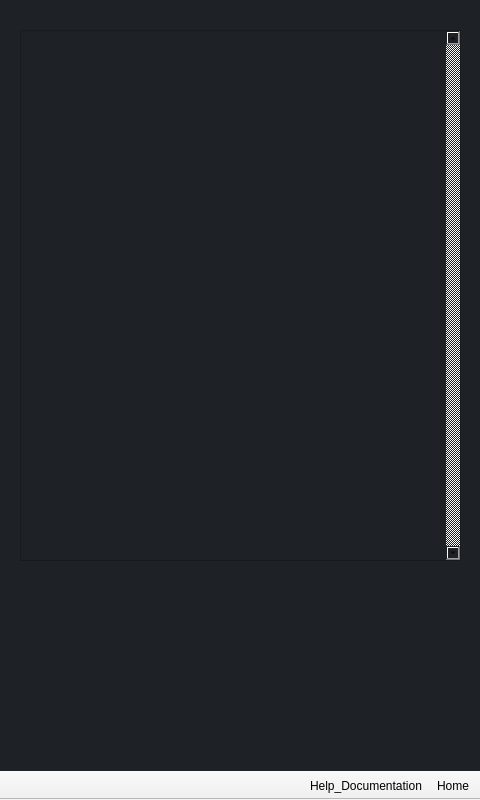
This is Cybersecurity_Lesson/main_window.ui in GeekTech-mirror/qt-cybersecurity_lesson as Qt 5 draws it before an edit. The edited form follows.
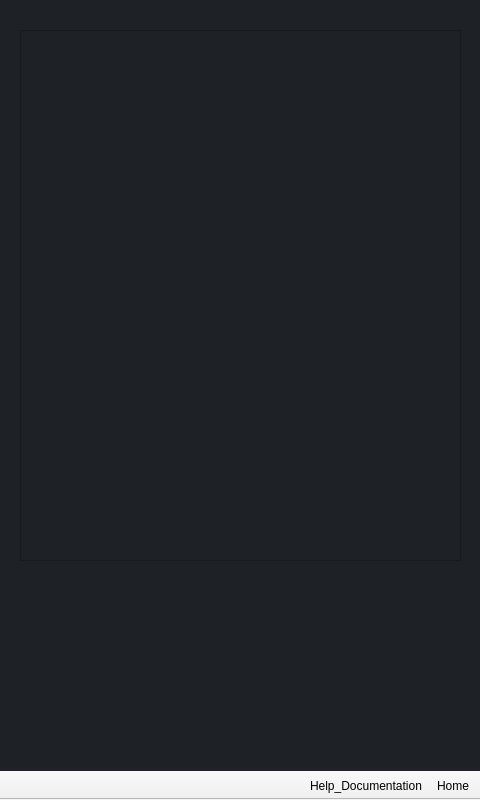
This is the edited form. Icons and pictures are not drawn.

What changed in the file:
```diff
--- a/Cybersecurity_Lesson/main_window.ui
+++ b/Cybersecurity_Lesson/main_window.ui
@@ -356,9 +356,6 @@
           <bold>false</bold>
          </font>
         </property>
-        <property name="verticalScrollBarPolicy">
-         <enum>Qt::ScrollBarAlwaysOn</enum>
-        </property>
         <property name="selectionMode">
          <enum>QAbstractItemView::NoSelection</enum>
         </property>
```
